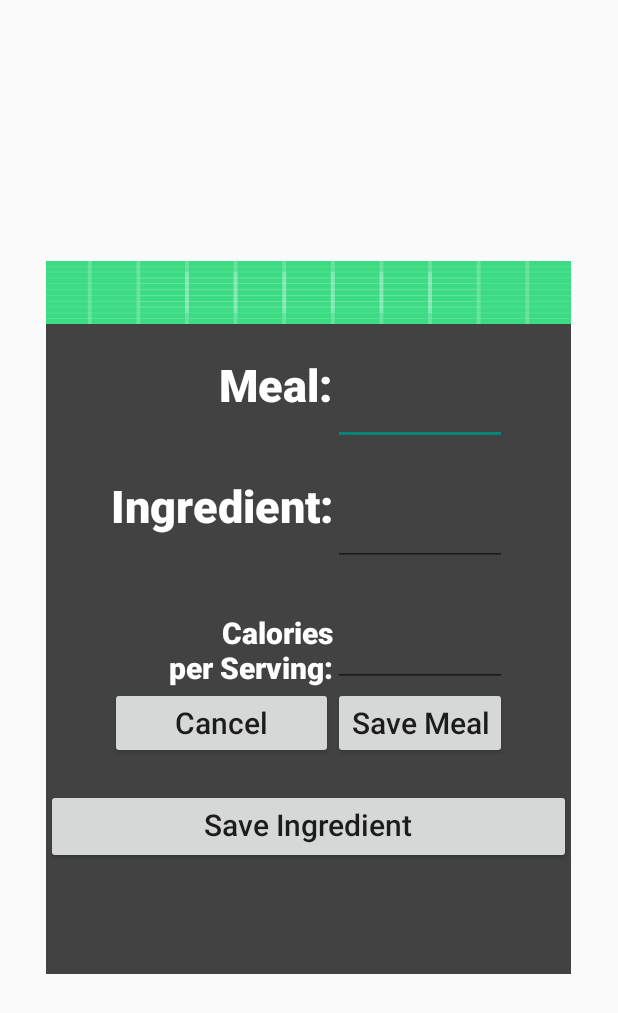
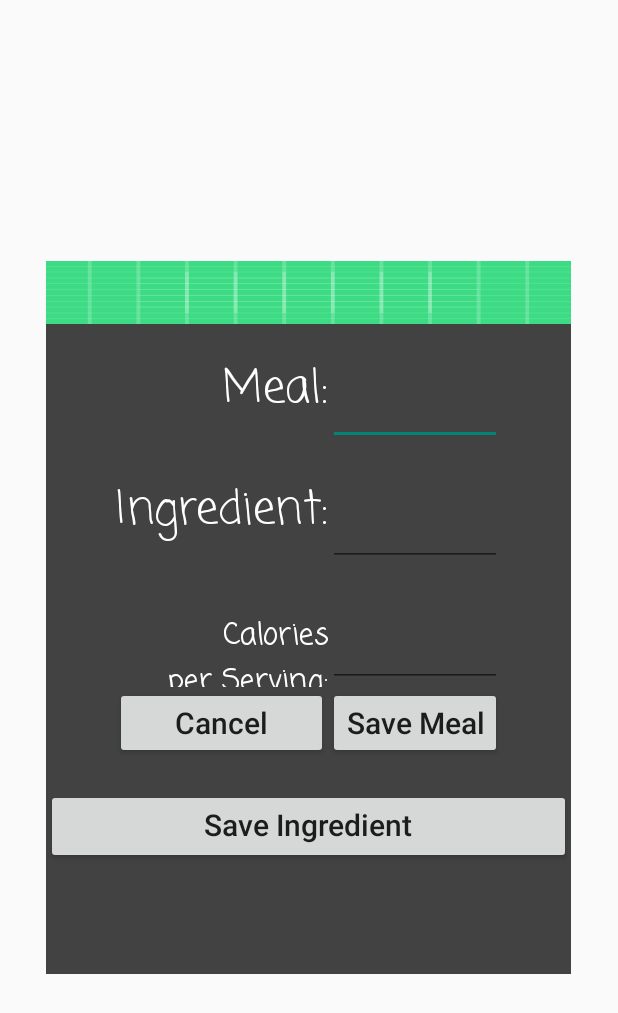
Before and after one commit to MaybeWilli/Kwick-Meal-Planner, an Android app: the MealInputPage screen opened directly, with no data from a screen before it, on a phone screen of 412 x 824 dp. Shown: the top 1013 px of the screen. Run offline under Robolectric (Android 15) with nearby library versions, the phone set to English and light mode, and no system bars.

Commit message:
Updaate 2

```diff
--- a/app/src/main/res/layout/activity_main.xml
+++ b/app/src/main/res/layout/activity_main.xml
@@ -14,7 +14,6 @@
 		android:text="" />
 
 	<Button
-
 		android:id="@+id/button"
 		android:layout_width="161dp"
 		android:layout_height="157dp"
--- a/app/src/main/res/layout/activity_meal_input_page.xml
+++ b/app/src/main/res/layout/activity_meal_input_page.xml
@@ -13,32 +13,12 @@
         android:layout_height="42dp"
         android:layout_gravity="end"
         android:background="@drawable/ic_launcher_background"
-        android:fontFamily="sans-serif-medium"
+        android:fontFamily="casual"
         android:gravity="center_horizontal"
         android:text=""
         android:textColor="@color/white"
         android:textStyle="bold"
         android:textSize="30dp"/>
-    <!--
-    <TableRow
-        android:layout_width="match_parent"
-        android:layout_height="match_parent"
-        android:gravity="center_horizontal"
-        android:orientation="horizontal">
-        <TextView
-            android:gravity="end"
-            android:text="Date:"
-            android:textColor="@color/white"
-            android:textSize="30dp"
-            android:fontFamily="sans-serif-black"/>
-        <EditText
-            android:id="@+id/date"
-            android:hint=""
-            android:inputType="text"
-            android:outlineSpotShadowColor="@color/white"
-            android:textSize="30dp" />
-    </TableRow>
-    -->
     <TableRow
         android:layout_width="match_parent"
         android:layout_height="match_parent"
@@ -49,7 +29,7 @@
             android:text="Meal:"
             android:textColor="@color/white"
             android:textSize="30dp"
-            android:fontFamily="sans-serif-black"/>
+            android:fontFamily="casual"/>
         <EditText
             android:id="@+id/mealET"
             android:hint=""
@@ -69,7 +49,7 @@
             android:text="Ingredient:"
             android:textColor="@color/white"
             android:textSize="30dp"
-            android:fontFamily="sans-serif-black"/>
+            android:fontFamily="casual"/>
         <EditText
             android:id="@+id/ingredientET"
             android:hint=""
@@ -86,12 +66,12 @@
         android:orientation="horizontal">
 
         <TextView
-            android:fontFamily="sans-serif-black"
+            android:layout_marginTop="0dp"
+            android:fontFamily="casual"
             android:gravity="end"
             android:text="Calories\nper Serving:"
             android:textColor="@color/white"
-            android:textSize="20dp"
-            android:layout_marginTop="0dp"/>
+            android:textSize="20dp" />
 
         <EditText
             android:id="@+id/calorieET"
```
Also changed, not shown: app/src/main/res/layout/activity_display_meal_page.xml (+19 -11 lines).
